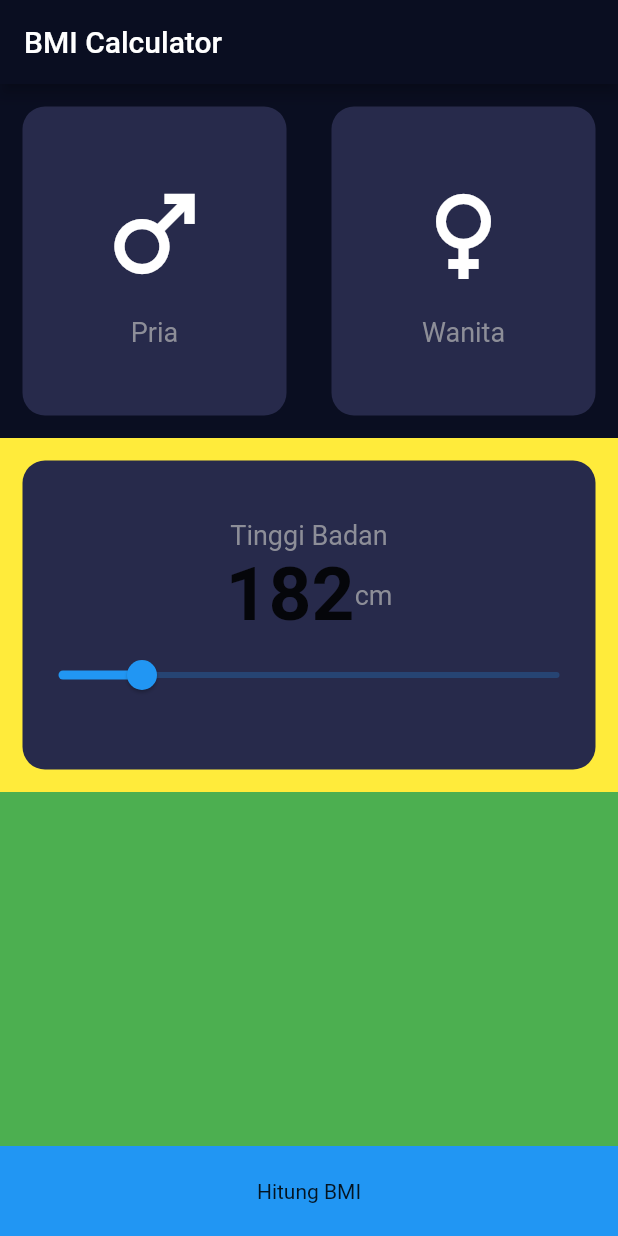
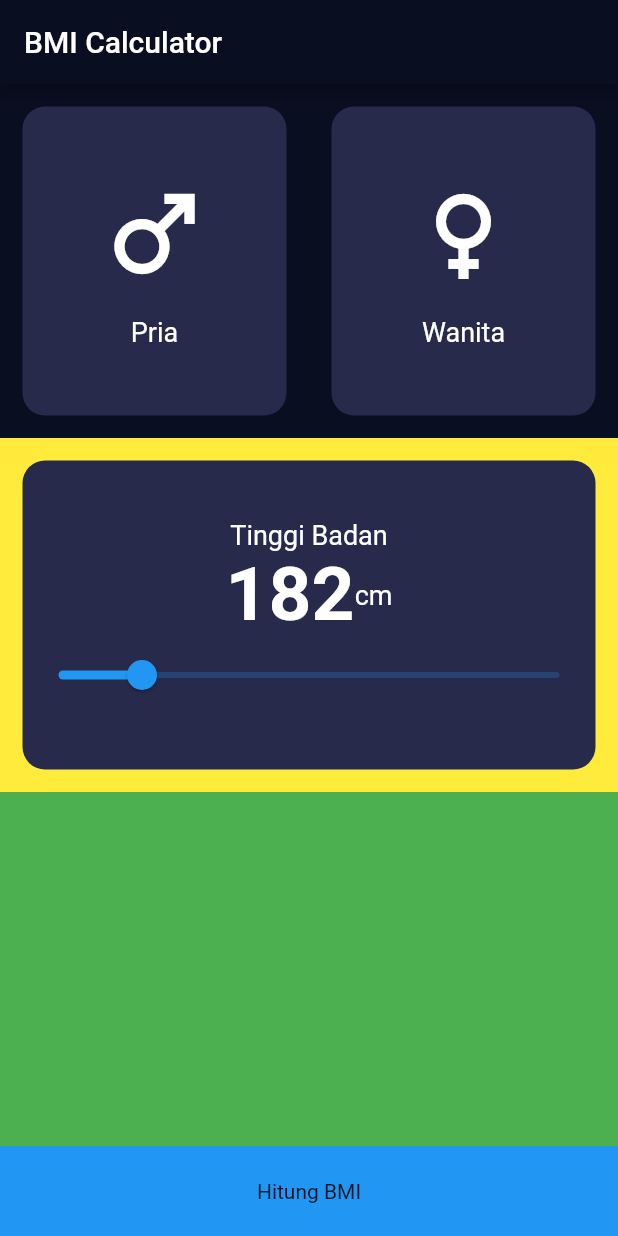
Before and after one commit to ImamHaris/bmiimhar, a Flutter app: the screen it shows after launch, on a phone screen of 412 x 824 dp. Run offline on Flutter 3.47's test engine with Material 2 defaults, Android fonts, the phone set to English and light mode, and no system bars.

Commit message:
styling tinggi badan

```diff
--- a/lib/constants/constant.dart
+++ b/lib/constants/constant.dart
@@ -3,5 +3,5 @@ import 'package:flutter/material.dart';
 Color primaryColor = Color(0xff0A0E21);
 TextStyle labelTextStyle = TextStyle(
   fontSize: 18,
-  color: Color(0xff8d8e98),
+  color: Colors.white,
 );
--- a/lib/views/bmi_data_screen.dart
+++ b/lib/views/bmi_data_screen.dart
@@ -61,6 +61,7 @@ class _BmiDataScreenState extends State<BmiDataScreen> {
                         style: TextStyle(
                           fontSize: 50,
                           fontWeight: FontWeight.bold,
+                          color: Colors.white,
                         ),
                       ),
                       Text(
```
